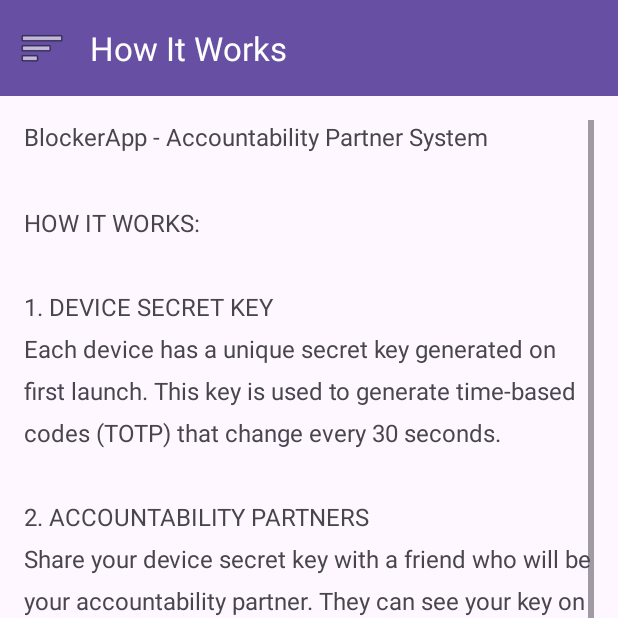
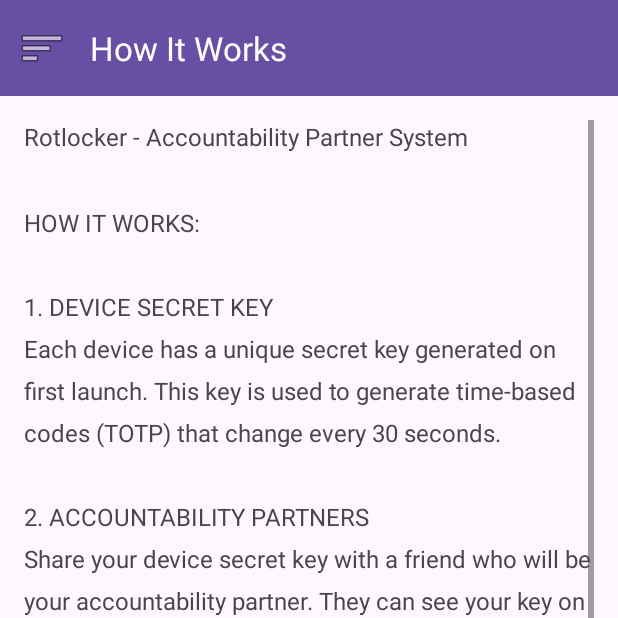
Before and after one commit to qwackedlebl/blockerapp, an Android app: the HowItWorksActivity screen opened directly, with no data from a screen before it, on a phone screen of 412 x 824 dp, the top half of it. Run offline under Robolectric (Android 15) with nearby library versions, the phone set to English and light mode, and no system bars.

Commit message:
Renamed to Rotlocker

```diff
--- a/app/src/main/AndroidManifest.xml
+++ b/app/src/main/AndroidManifest.xml
@@ -16,7 +16,7 @@
         android:fullBackupContent="@xml/backup_rules"
         android:label="@string/app_name"
         android:supportsRtl="true"
-        android:theme="@style/Theme.BlockerApp"
+        android:theme="@style/Theme.Rotlocker"
         tools:targetApi="31">
 
         <!-- Main Activity -->
@@ -38,7 +38,7 @@
             android:launchMode="singleInstance"
             android:noHistory="true"
             android:taskAffinity=""
-            android:theme="@style/Theme.BlockerApp.Fullscreen"
+            android:theme="@style/Theme.Rotlocker.Fullscreen"
             android:windowSoftInputMode="adjustResize" />
 
         <!-- TOTP Activity -->
--- a/app/src/main/java/com/hackathon/blockerapp/ui/HowItWorksActivity.kt
+++ b/app/src/main/java/com/hackathon/blockerapp/ui/HowItWorksActivity.kt
@@ -73,7 +73,7 @@ class HowItWorksActivity : AppCompatActivity() {
 
     private fun setupContent() {
         binding.contentText.text = """
-            BlockerApp - Accountability Partner System
+            Rotlocker - Accountability Partner System
 
             HOW IT WORKS:
 
--- a/app/src/main/java/com/hackathon/blockerapp/ui/MyAppsActivity.kt
+++ b/app/src/main/java/com/hackathon/blockerapp/ui/MyAppsActivity.kt
@@ -168,7 +168,7 @@ class MyAppsActivity : AppCompatActivity() {
         MaterialAlertDialogBuilder(this)
             .setTitle("Permissions Required (${missingPermissions.size})")
             .setMessage(
-                "BlockerApp needs the following permissions:\n\n" +
+                "Rotlocker needs the following permissions:\n\n" +
                         missingPermissions.joinToString("\n• ", "• ") +
                         "\n\nYou will be guided through each permission."
             )
--- a/app/src/main/res/values/strings.xml
+++ b/app/src/main/res/values/strings.xml
@@ -1,6 +1,6 @@
 <?xml version="1.0" encoding="utf-8"?>
 <resources>
-    <string name="app_name">BlockerApp</string>
+    <string name="app_name">Rotlocker</string>
     <string name="totp_title">TOTP Manager</string>
     <string name="totp_manager">TOTP Manager</string>
     <string name="app_locked">App Locked</string>
@@ -19,7 +19,7 @@
     <string name="totp_status">TOTP Status</string>
     <string name="configure_totp">Configure TOTP</string>
     <string name="action_search">Search</string>
-    <string name="accessibility_service_description">BlockerApp uses this service to detect when locked apps are opened and display a blocking screen. No data is collected or transmitted.</string>
+    <string name="accessibility_service_description">Rotlocker uses this service to detect when locked apps are opened and display a blocking screen. No data is collected or transmitted.</string>
     <string name="lock_state">Lock state</string>
     <string name="calculus_problem_prompt">Solve this calculus problem:\n\n&#8747;(2x&#179; + 3x&#178;) dx\n\nEnter the result (without +C):</string>
 </resources>
--- a/app/src/main/res/values/themes.xml
+++ b/app/src/main/res/values/themes.xml
@@ -1,7 +1,7 @@
 <?xml version="1.0" encoding="utf-8"?>
 <resources xmlns:tools="http://schemas.android.com/tools">
     <!-- Base application theme. -->
-    <style name="Base.Theme.BlockerApp" parent="Theme.Material3.DayNight.NoActionBar">
+    <style name="Base.Theme.Rotlocker" parent="Theme.Material3.DayNight.NoActionBar">
         <item name="colorPrimary">@color/md_theme_primary</item>
         <item name="colorOnPrimary">@color/md_theme_onPrimary</item>
         <item name="colorPrimaryContainer">@color/md_theme_primaryContainer</item>
@@ -9,9 +9,9 @@
         <item name="android:statusBarColor">@color/md_theme_primary</item>
     </style>
 
-    <style name="Theme.BlockerApp" parent="Base.Theme.BlockerApp" />
+    <style name="Theme.Rotlocker" parent="Base.Theme.Rotlocker" />
 
-    <style name="Theme.BlockerApp.Fullscreen" parent="Theme.BlockerApp">
+    <style name="Theme.Rotlocker.Fullscreen" parent="Theme.Rotlocker">
         <item name="android:windowNoTitle">true</item>
         <item name="android:windowActionBar">false</item>
         <item name="android:windowFullscreen">true</item>
```
Also changed, not shown: app/src/main/java/com/hackathon/blockerapp/utils/PermissionHelper.kt (+5 -5 lines).
